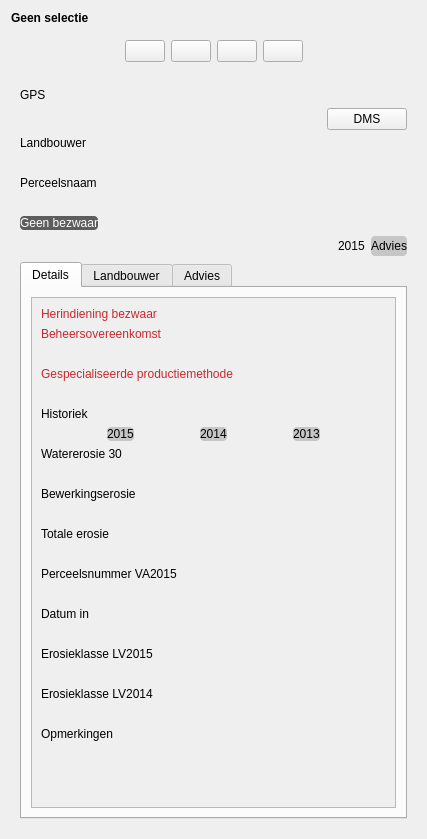
First picture: the form in ui_parcelinfowidget.ui, repository DOV-Vlaanderen/erosiebezwaren, before the edit.
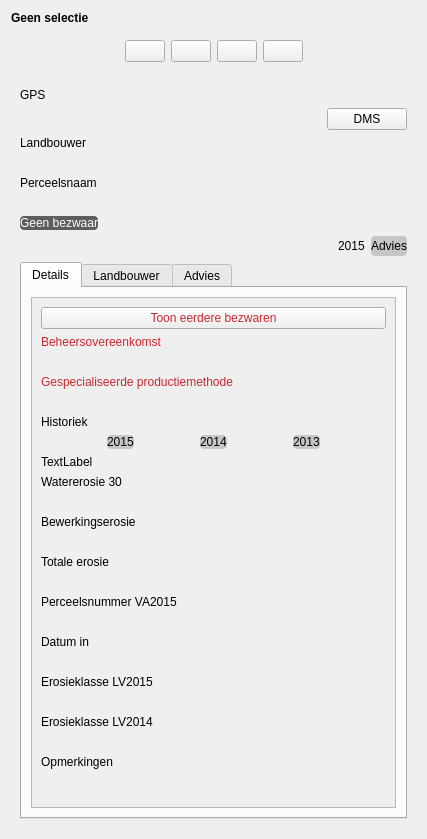
Second picture: the form after the edit. Icons and pictures are not drawn. Custom widgets are drawn as their Qt base class.

Diff of the .ui file:
```diff
--- a/ui_parcelinfowidget.ui
+++ b/ui_parcelinfowidget.ui
@@ -360,20 +360,17 @@
                <x>0</x>
                <y>0</y>
                <width>354</width>
-               <height>639</height>
+               <height>676</height>
               </rect>
              </property>
              <layout class="QVBoxLayout" name="verticalLayout_8">
               <item>
-               <widget class="VisibilityBooleanLabel" name="efw_herindiening_bezwaar">
+               <widget class="VisibilityBooleanButton" name="efwBtn_herindiening_bezwaar">
                 <property name="styleSheet">
                  <string notr="true">* { color: #C8282F; }</string>
                 </property>
                 <property name="text">
-                 <string>Herindiening bezwaar</string>
-                </property>
-                <property name="wordWrap">
-                 <bool>false</bool>
+                 <string>Toon eerdere bezwaren</string>
                 </property>
                </widget>
               </item>
@@ -512,6 +509,13 @@
                 </item>
                </layout>
               </item>
+              <item>
+               <widget class="QLabel" name="label">
+                <property name="text">
+                 <string>TextLabel</string>
+                </property>
+               </widget>
+              </item>
               <item>
                <widget class="QLabel" name="lb_watererosie_30_2015">
                 <property name="text">
@@ -1241,11 +1245,6 @@
    <extends>QLabel</extends>
    <header>Erosiebezwaren/widgets/valuelabel.h</header>
   </customwidget>
-  <customwidget>
-   <class>VisibilityBooleanLabel</class>
-   <extends>QLabel</extends>
-   <header>Erosiebezwaren/widgets/valuelabel.h</header>
-  </customwidget>
   <customwidget>
    <class>SensitivityColorLabel</class>
    <extends>QLabel</extends>
@@ -1271,6 +1270,11 @@
    <extends>QLabel</extends>
    <header>Erosiebezwaren/widgets/valuelabel.h</header>
   </customwidget>
+  <customwidget>
+   <class>VisibilityBooleanButton</class>
+   <extends>QPushButton</extends>
+   <header>Erosiebezwaren/widgets/valuelabel.h</header>
+  </customwidget>
  </customwidgets>
  <resources>
   <include location="resources.qrc"/>
```
